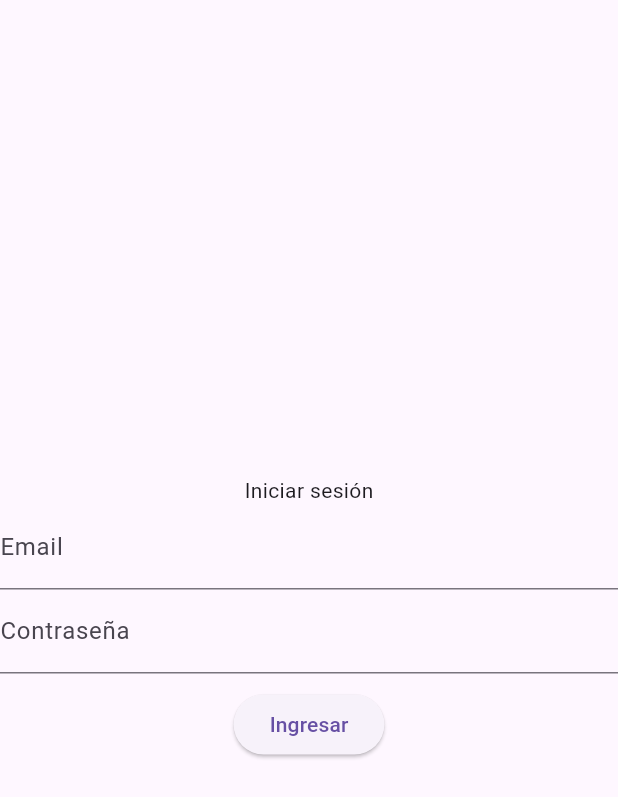
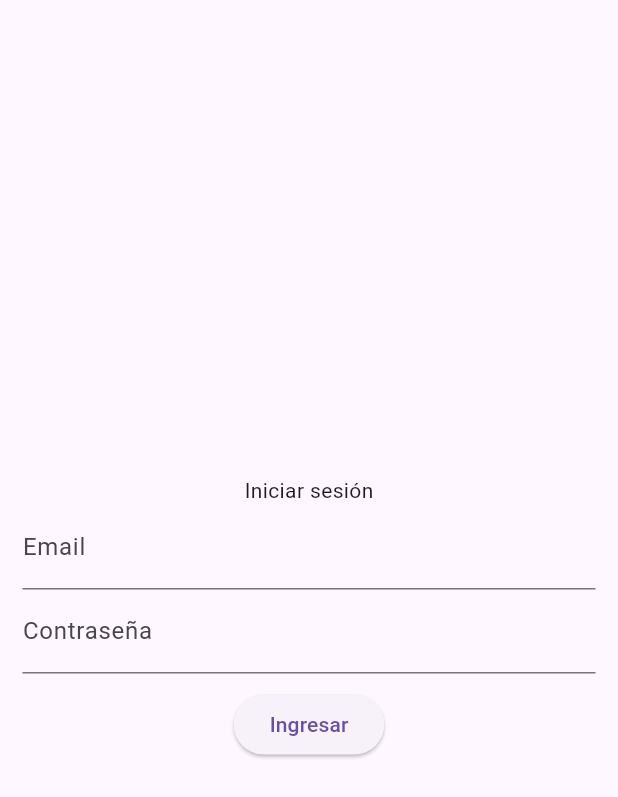
Before and after one commit to andersonflorez/app_sale_ticket, a Flutter app: the screen it shows after launch, on a phone screen of 412 x 824 dp. Shown: the top 797 px of the screen. Run offline on Flutter 3.47's test engine with Material 3 defaults, Android fonts, the phone set to English and light mode, and no system bars; our stand-ins replace cloud_firestore, dio, firebase_auth, firebase_core, fl_chart, go_router and 2 more; missing offline and left inert: mobile_scanner; accounts and stored records are empty.

Commit message:
ajuste para envio de correo

```diff
--- a/lib/src/repository/add_sale_ticket_firestore_repository.dart
+++ b/lib/src/repository/add_sale_ticket_firestore_repository.dart
@@ -121,8 +121,7 @@ class AddSaleTicketFirestoreRepository {
         ),
       );
 
-      if (response.statusCode == 200) {
-      } else {
+      if (response.statusCode != 200) {
         throw 'correo no enviado';
       }
     } catch (e) {
@@ -132,7 +131,7 @@ class AddSaleTicketFirestoreRepository {
 
   Future<Uint8List> generatePDF(List<TicketEntity> tickets) async {
     final pdf = pw.Document();
-    final ByteData data = await rootBundle.load('banner.jpeg');
+    final ByteData data = await rootBundle.load('assets/banner.jpeg');
     final Uint8List bannerBytes = data.buffer.asUint8List();
     for (final ticket in tickets) {
       //Generate QR
--- a/lib/src/screens/login_screen.dart
+++ b/lib/src/screens/login_screen.dart
@@ -21,7 +21,7 @@ class _LoginScreenState extends State<LoginScreen> {
         email: _emailController.text.trim(),
         password: _passwordController.text.trim(),
       );
-      GoRouter.of(context).go('/home');
+      GoRouter.of(context).go('/');
     } on FirebaseAuthException catch (e) {
       if (e.code == 'user-not-found') {
         setState(() {
@@ -48,6 +48,8 @@ class _LoginScreenState extends State<LoginScreen> {
     return Scaffold(
       body: SafeArea(
         child: AdaptiveScreensWidget(
+          child: Padding(
+            padding: const EdgeInsets.all(15.0),
             child: Column(
               mainAxisAlignment: MainAxisAlignment.center,
               children: [
@@ -77,6 +79,7 @@ class _LoginScreenState extends State<LoginScreen> {
             ),
           ),
         ),
+      ),
     );
   }
 }
--- a/lib/src/utils/router.dart
+++ b/lib/src/utils/router.dart
@@ -18,7 +18,7 @@ final GoRouter router = GoRouter(
     }
 
     if (user != null && loggingIn) {
-      return '/home';
+      return '/';
     }
 
     return null;
@@ -29,7 +29,7 @@ final GoRouter router = GoRouter(
       builder: (context, state) => const LoginScreen(),
     ),
     GoRoute(
-      path: '/home',
+      path: '/',
       builder: (context, state) => const SeatSaleFormScreen(),
     ),
     GoRoute(
```
Also changed, not shown: 1 other file. Lines whose indentation alone changed are shown as unchanged.
